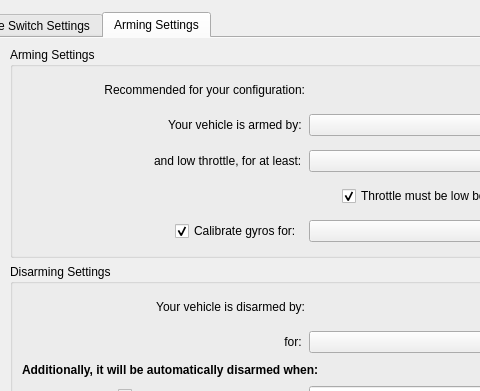
Old version of the form ground/gcs/src/plugins/config/input.ui in the repository d-ronin/dRonin; both pictures show x 155 to 635 and y 0 to 391 of the 895 by 672 pixel window.
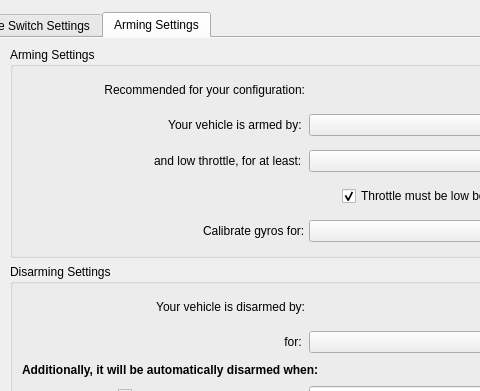
New version of the form. The open tabs and pages were chosen to show the change. Icons and pictures are not drawn.

Commit message: gcs: input: arming: remove switch +delay modes

What changed in the file:
```diff
--- a/ground/gcs/src/plugins/config/input.ui
+++ b/ground/gcs/src/plugins/config/input.ui
@@ -1521,12 +1521,9 @@
                     </spacer>
                    </item>
                    <item>
-                    <widget class="QCheckBox" name="cbCalibrateGyros">
+                    <widget class="QLabel" name="label_3">
                      <property name="text">
-                      <string>Calibrate gyros for: </string>
-                     </property>
-                     <property name="checked">
-                      <bool>true</bool>
+                      <string>Calibrate gyros for:</string>
                      </property>
                     </widget>
                    </item>
```
Left out of the diff: 2 changed lines with no effect on the pictures. The commit also changes 1 other file.
